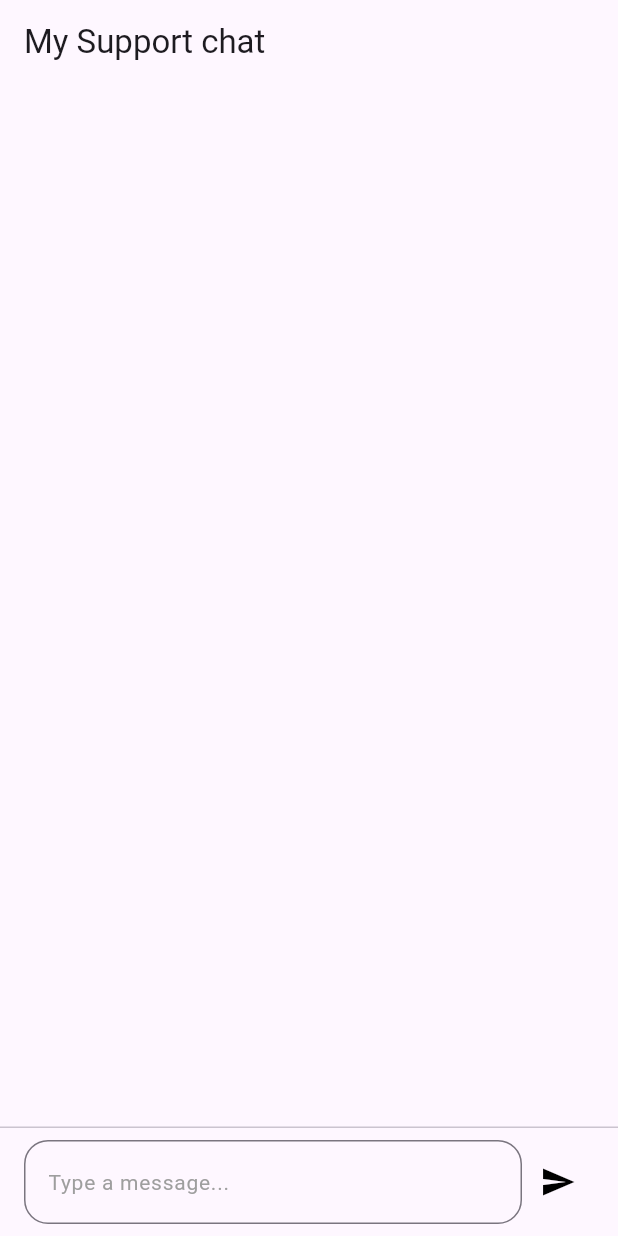
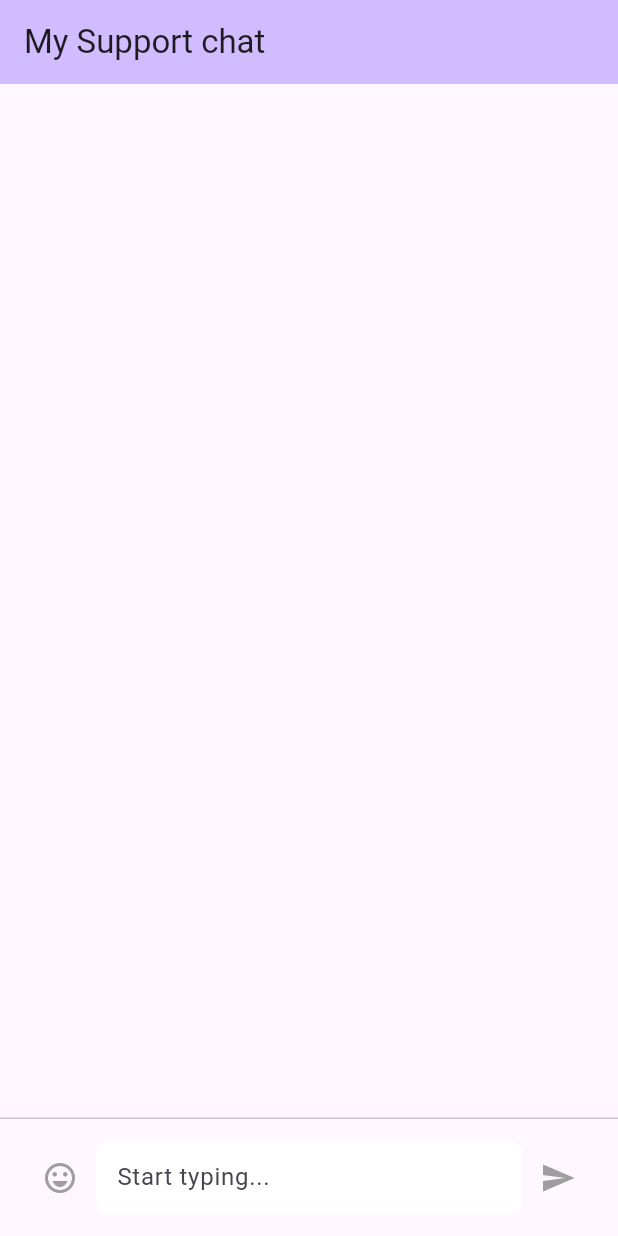
Before and after one commit to anthonyR012/chat_bot_package, a Flutter app: the screen it shows after launch, on a phone screen of 412 x 824 dp. Run offline on Flutter 3.47's test engine with Material 3 defaults, Android fonts, the phone set to English and light mode, and no system bars.

Commit message:
V1.0.3 well-structured documentation

```diff
--- a/example/lib/main.dart
+++ b/example/lib/main.dart
@@ -1,4 +1,6 @@
 import 'package:chat_bot/controllers/chat_controller.dart';
+import 'package:chat_bot/data/api_datasource.dart';
+import 'package:chat_bot/model/chat_model.dart';
 import 'package:chat_bot/view/chat_view.dart';
 import 'package:flutter/material.dart';
 
@@ -8,7 +10,9 @@ void main() {
 
 class UsingMyChatBotExample extends StatelessWidget {
   UsingMyChatBotExample({super.key});
-  final ChatController chatController = ChatController(apiKey: "");
+  final ChatController chatController = ChatController(
+      apiKey:
+          "YOUR_API_KEY_HERE"); //replace YOUR_API_KEY_HERE with your own API key
 
   @override
   Widget build(BuildContext context) {
@@ -21,6 +25,7 @@ class UsingMyChatBotExample extends StatelessWidget {
       home: Scaffold(
         appBar: AppBar(
           title: const Text("My Support chat"),
+          backgroundColor: Theme.of(context).colorScheme.inversePrimary,
         ),
         body: ChatBot(
           chatController: chatController,
@@ -29,3 +34,44 @@ class UsingMyChatBotExample extends StatelessWidget {
     );
   }
 }
+
+
+class MyOwnImplementationExample extends StatelessWidget {
+  MyOwnImplementationExample({super.key});
+
+  final ChatController chatController =
+      ChatController(datasource: SendMessageImplementation());
+
+  @override
+  Widget build(BuildContext context) {
+    return MaterialApp(
+      title: 'Flutter Demo',
+      theme: ThemeData(
+        colorScheme: ColorScheme.fromSeed(seedColor: Colors.deepPurple),
+        useMaterial3: true,
+      ),
+      home: Scaffold(
+        appBar: AppBar(
+          title: const Text("My Support chat"),
+           backgroundColor: Theme.of(context).colorScheme.inversePrimary,
+        ),
+        body: ChatBot(
+          chatController: chatController,
+        ),
+      ),
+    );
+  }
+}
+
+class SendMessageImplementation extends ChatBotDatasource {
+  @override
+  Future<MessageChat> sendMessage({required String message}) async {
+    await Future.delayed(const Duration(milliseconds: 2000));
+    //Make your own implementation here
+    return MessageChat(
+      content: message,
+      created: '3:30 PM',
+      role: "user",
+    );
+  }
+}
--- a/lib/controllers/chat_controller.dart
+++ b/lib/controllers/chat_controller.dart
@@ -10,6 +10,8 @@ class ChatController extends ChatControllerInterface<MessageChat> {
   final List<MessageChat> _messages = [];
   final ChatBotDatasource _apiDatasource;
   final ParamsChatBot _params;
+  @override
+  final FocusNode focusNode;
 
   @override
   final TextEditingController textEditingController;
@@ -24,6 +26,7 @@ class ChatController extends ChatControllerInterface<MessageChat> {
     http.Client? httpClient,
     TextEditingController? textEditingController,
     ScrollController? scrollController,
+    FocusNode? focusNode,
     ParamsChatBot? params,
     String? apiKey,
     ChatBotDatasource? datasource,
@@ -32,6 +35,7 @@ class ChatController extends ChatControllerInterface<MessageChat> {
                 (datasource == null && apiKey != null),
             "Either datasource or apiKey must be provided"),
         _params = params ?? const ParamsChatBot(),
+        focusNode = focusNode ?? FocusNode(),
         textEditingController =
             textEditingController ?? TextEditingController(),
         scrollController = scrollController ?? ScrollController(),
@@ -77,6 +81,8 @@ class ChatController extends ChatControllerInterface<MessageChat> {
         role: "Error");
     _messages.add(chatMessage);
   }
+
+
 }
 
 class ParamsChatBot {
--- a/lib/controllers/interfaces/chat_controller_interface.dart
+++ b/lib/controllers/interfaces/chat_controller_interface.dart
@@ -7,6 +7,7 @@ abstract class ChatControllerInterface<ModelMessage> extends ChangeNotifier {
   ScrollController get scrollController;
   bool get isLoading;
   TextEditingController get textEditingController;
+  FocusNode get focusNode;
   Future<void> sendMessage([String? messageDefault]);
 
   void scrollToEnd() {
--- a/lib/model/chat_model.dart
+++ b/lib/model/chat_model.dart
@@ -88,7 +88,7 @@ class MessageChat {
 
   factory MessageChat.fromJson(Map<String, dynamic> json) => MessageChat(
         role: json["role"],
-        created: json["created"],
+        created: json["created"] ?? "",
         content: json["content"],
         isSentByMe: json["is_sent_by_me"] ?? false,
       );
--- a/lib/view/chat_view.dart
+++ b/lib/view/chat_view.dart
@@ -73,9 +73,10 @@ class _ChatBotState extends State<ChatBot> {
                 );
               }),
           const Divider(height: 1),
-          ChatInputField(
+          ChatTextField(
             controller: _chatController.textEditingController,
             onSend: _chatController.sendMessage,
+            focus: _chatController.focusNode,
             style: widget.styleInput,
             key: const Key('chat_input_field'),
           ),
--- a/lib/view/views/chat_input_field.dart
+++ b/lib/view/views/chat_input_field.dart
@@ -1,52 +1,172 @@
+import 'package:emoji_picker_flutter/emoji_picker_flutter.dart';
 import 'package:flutter/material.dart';
 
-class ChatInputField extends StatelessWidget {
-  const ChatInputField(
+class ChatTextField extends StatefulWidget {
+  const ChatTextField(
       {super.key,
       required this.onSend,
       required this.controller,
+      required this.focus,
       ChatInputStyle? style})
       : style = style ?? const ChatInputStyle();
   final VoidCallback onSend;
   final TextEditingController controller;
+  final FocusNode focus;
   final ChatInputStyle style;
 
   @override
+  State<ChatTextField> createState() => _ChatTextFieldState();
+}
+
+class _ChatTextFieldState extends State<ChatTextField> {
+  late final TextEditingController _controller;
+  late FocusNode _focusNode;
+  late final ChatInputStyle style;
+  bool _isEmojiVisible = false;
+
+  @override
+  void initState() {
+    _controller = widget.controller;
+    _focusNode = widget.focus;
+    style = widget.style;
+    _focusNode.addListener(() {
+      if (_isEmojiVisible && _focusNode.hasFocus) {
+        _toggleEmojiPicker();
+      }
+    });
+    super.initState();
+  }
+
+  @override
   Widget build(BuildContext context) {
-    return Container(
-      padding: const EdgeInsets.symmetric(horizontal: 16.0, vertical: 8.0),
-      alignment: Alignment.centerLeft,
-      width: double.infinity,
+    return Column(
+      mainAxisSize: MainAxisSize.min,
+      children: [
+        _buildInputRow(),
+        if(_isEmojiVisible)
+         _buildEmojiPicker()
+      ],
+    );
+  }
+
+  Widget _buildInputRow() {
+    return Padding(
+      padding: const EdgeInsets.symmetric(horizontal: 16.0, vertical: 15),
       child: Row(
-        mainAxisAlignment: MainAxisAlignment.start,
         children: [
+          IconButton(
+            icon: Icon(style.iconLending ?? Icons.emoji_emotions_outlined,
+                color:
+                    _isEmojiVisible ? style.activeColor : style.inactiveColor),
+            onPressed: _toggleEmojiPicker,
+          ),
           Expanded(
-              child: TextField(
-            controller: controller,
-            style: style.styleText,
-            decoration: style.inputDecoration ??
-                InputDecoration(
-                  label: Text(
-                    style.hintText ?? "Type a message...",
-                    style: style.hintTextStyle ??
-                        const TextStyle(color: Colors.grey, fontSize: 14.0),
+            child: TextField(
+              controller: _controller,
+              focusNode: _focusNode,
+              minLines: 1,
+              maxLines: 5,
+              decoration: style.inputDecoration ??
+                  InputDecoration(
+                    hintText: style.hintText ?? "Start typing...",
+                    filled: true,
+                    fillColor: Colors.white,
+                    border: OutlineInputBorder(
+                      borderRadius: BorderRadius.circular(8.0),
+                      borderSide: BorderSide.none,
+                    ),
+                    contentPadding: const EdgeInsets.symmetric(
+                        horizontal: 10.0, vertical: 10.0),
                   ),
-                  border: OutlineInputBorder(
-                    borderRadius: BorderRadius.circular(16.0),
-                  ),
-                ),
-            focusNode: style.focusNode,
-            minLines: style.minLines,
-            maxLines: style.maxLines,
-            onSubmitted: (value) => onSend(),
-          )),
-          IconButton(
-            icon: style.icon,
-            style: style.styleIconButton,
-            onPressed: onSend,
+            ),
           ),
+          _SendButton(
+              textController: _controller, style: style, onSend: widget.onSend),
         ],
       ),
+    );
+  }
+
+  Widget _buildEmojiPicker() {
+    return TweenAnimationBuilder<double>(
+      tween: Tween(begin: 1, end: 0),
+      duration: const Duration(milliseconds: 600),
+      builder: (context, value, child) {
+        return Transform.translate(
+          offset: Offset(0, value * widget.style.height),
+          child: Opacity(
+            opacity: 1 - value,
+            child: child),
+        );
+      },
+      child: EmojiPicker(
+        onEmojiSelected: (category, emoji) {
+          _controller.text += emoji.emoji;
+        },
+        config: Config(
+          height: widget.style.height,
+          checkPlatformCompatibility: true,
+          swapCategoryAndBottomBar: false,
+        ),
+      ),
+    );
+  }
+
+  void _toggleEmojiPicker() {
+    if (_isEmojiVisible) {
+      _focusNode.requestFocus();
+    } else {
+      _focusNode.unfocus();
+    }
+    setState(() {
+      _isEmojiVisible = !_isEmojiVisible;
+    });
+  }
+}
+
+class _SendButton extends StatefulWidget {
+  const _SendButton(
+      {required this.textController,
+      required this.style,
+      required this.onSend});
+
+  final TextEditingController textController;
+  final ChatInputStyle style;
+  final VoidCallback onSend;
+
+  @override
+  State<_SendButton> createState() => _SendButtonState();
+}
+
+class _SendButtonState extends State<_SendButton> {
+  bool isActive = false;
+
+  @override
+  void initState() {
+    widget.textController.addListener(() {
+      /// Start typing change color of send button
+      if (widget.textController.text.isNotEmpty && !isActive) {
+        setState(() {
+          isActive = true;
+        });
+        /// Stop typing and there is no text in textfield
+      } else if (widget.textController.text.isEmpty && isActive) {
+        setState(() {
+          isActive = false;
+        });
+      }
+    });
+    super.initState();
+  }
+
+  @override
+  Widget build(BuildContext context) {
+    return IconButton(
+      icon: Icon(widget.style.iconTrailing ?? Icons.send,
+          color:
+              isActive ? widget.style.activeColor : widget.style.inactiveColor),
+      style: widget.style.styleIconButton,
+      onPressed: widget.onSend,
     );
   }
 }
@@ -56,11 +176,19 @@ class ChatInputStyle {
   final ButtonStyle? styleIconButton;
   final InputDecoration? inputDecoration;
   final FocusNode? focusNode;
-  final Icon icon;
+  final IconData? iconTrailing;
+  final IconData? iconLending;
+  /// Define min and max lines of textfield input main
   final int minLines;
   final int maxLines;
+  /// [hintText] and [hintTextStyle] are optional
+  /// for default textfield input will be used "Start typing..."
   final String? hintText;
   final TextStyle? hintTextStyle;
+  final Color activeColor;
+  final Color inactiveColor;
+  /// [height] of the emoji picker container
+  final double height;
 
   const ChatInputStyle(
       {this.styleText = const TextStyle(
@@ -68,11 +196,15 @@ class ChatInputStyle {
         color: Colors.black,
         fontWeight: FontWeight.normal,
       ),
+      this.height = 256,
+      this.activeColor = Colors.blue,
+      this.inactiveColor = Colors.grey,
       this.hintText,
       this.hintTextStyle,
       this.minLines = 1,
       this.maxLines = 5,
-      this.icon = const Icon(Icons.send, color: Colors.black),
+      this.iconTrailing,
+      this.iconLending,
       this.focusNode,
       this.inputDecoration,
       this.styleIconButton});
--- a/pubspec.yaml
+++ b/pubspec.yaml
@@ -2,7 +2,6 @@ name: chat_bot
 description: "A customizable chatbot built on OpenAI's GPT API, enabling personalized conversational experiences."
 version: 1.0.2
 
-homepage: https://solid-clone-334117.firebaseapp.com/
 repository: https://github.com/anthonyR012/chat_bot_package
 
 environment:
@@ -13,6 +12,7 @@ dependencies:
   flutter:
     sdk: flutter
   http: ^1.2.2
+  emoji_picker_flutter: ^3.0.0
 
 dev_dependencies:
   flutter_test:
@@ -21,4 +21,5 @@ dev_dependencies:
   mockito: ^5.4.4
   build_runner: ^2.4.12
 
+
 flutter:
```
Also changed, not shown: 4 other files.
